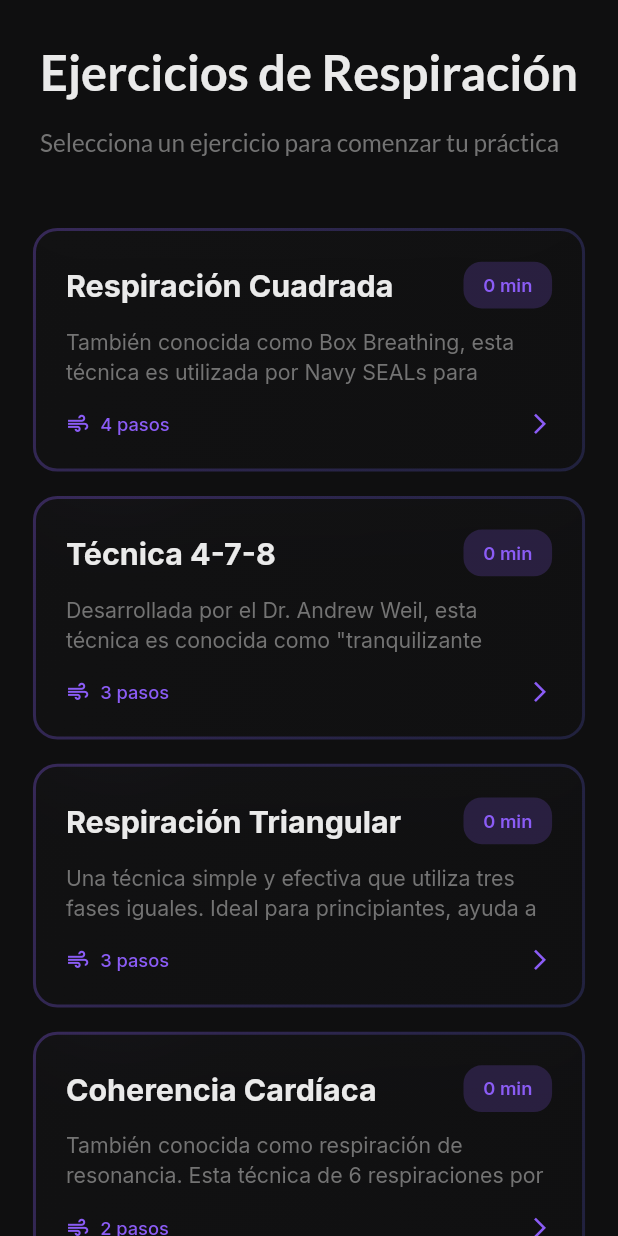
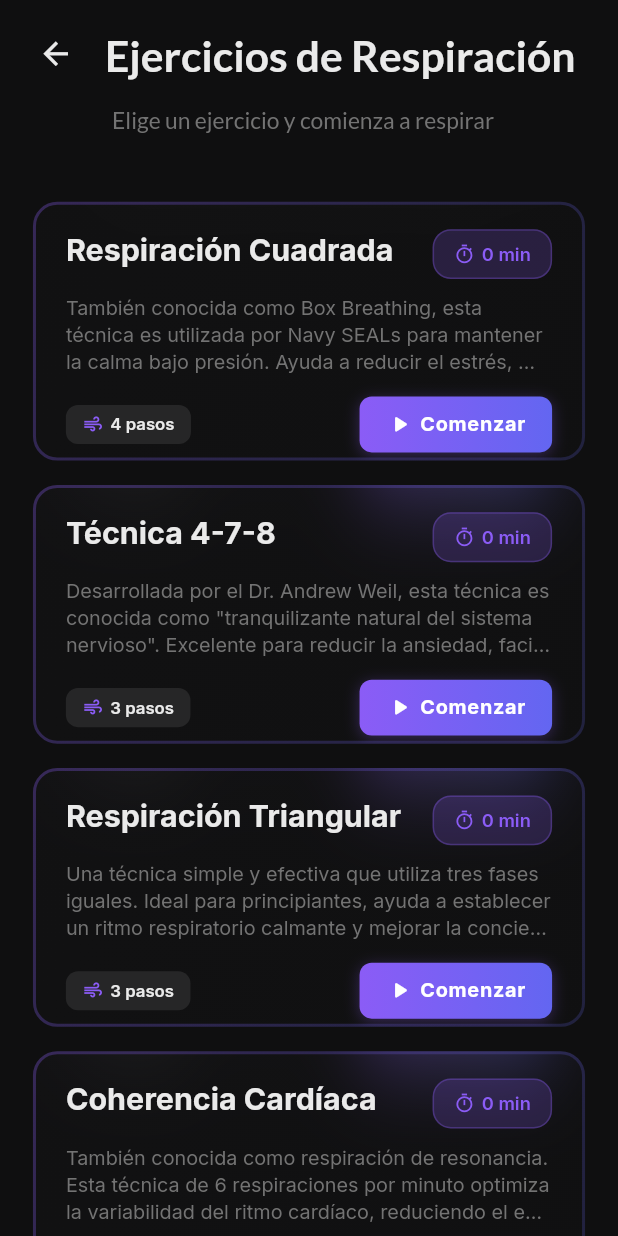
Before and after one commit to sebasinmas/breathe, a Flutter app: the _BreathingPageContent screen opened directly, on a phone screen of 412 x 824 dp. Run offline on Flutter 3.47's test engine with Material 3 defaults, Android fonts, the phone set to English and light mode, and no system bars; drawn by our look-alikes of glassmorphism; our stand-ins replace animated_text_kit, audioplayers, flutter_animate, flutter_bloc, flutter_clean_architecture, flutter_screenutil and 4 more; accounts and stored records are empty.

Commit message:
version change: 2.0

```diff
--- a/lib/app/pages/breathing/breathing_page.dart
+++ b/lib/app/pages/breathing/breathing_page.dart
@@ -112,7 +112,7 @@ class _BreathingPageContent extends StatelessWidget {
             // Mostrar lista de ejercicios
             return Column(
               children: [
-                // Header
+                // Header con botón de volver (Nielsen: Control del usuario y libertad)
                 _buildHeader(context),
 
                 // Lista de ejercicios
@@ -134,24 +134,43 @@ class _BreathingPageContent extends StatelessWidget {
 
   Widget _buildHeader(BuildContext context) {
     return Container(
-      padding: EdgeInsets.all(20.w),
+      padding: EdgeInsets.fromLTRB(12.w, 12.h, 20.w, 20.h),
       child: Column(
         crossAxisAlignment: CrossAxisAlignment.start,
         children: [
+          // Botón de volver (Nielsen: Control del usuario y libertad)
+          Row(
+            children: [
+              IconButton(
+                icon: Icon(
+                  Icons.arrow_back,
+                  size: 24.sp,
+                  color: AppColors.foreground,
+                ),
+                onPressed: () => Navigator.of(context).pop(),
+                tooltip: 'Volver', // Nielsen: Ayuda y documentación
+              ),
+              SizedBox(width: 8.w),
+              // Título (Nielsen: Visibilidad del estado del sistema)
               Text(
                 'Ejercicios de Respiración',
                 style: GoogleFonts.lato(
-              fontSize: 32.sp,
+                  fontSize: 28.sp,
                   fontWeight: FontWeight.w700,
                   color: AppColors.foreground,
                 ),
               ),
+            ],
+          ),
           SizedBox(height: 8.h),
-          Text(
-            'Selecciona un ejercicio para comenzar tu práctica',
+          Padding(
+            padding: EdgeInsets.only(left: 56.w), // Alinear con el título
+            child: Text(
+              'Elige un ejercicio y comienza a respirar', // Nielsen: Correspondencia con el mundo real
               style: GoogleFonts.lato(
-              fontSize: 16.sp,
+                fontSize: 15.sp,
                 color: AppColors.mutedForeground,
+              ),
             ),
           ),
         ],
--- a/lib/app/pages/breathing/widgets/exercise_selection_list.dart
+++ b/lib/app/pages/breathing/widgets/exercise_selection_list.dart
@@ -51,6 +51,7 @@ class ExerciseSelectionList extends StatelessWidget {
 }
 
 /// Card individual de ejercicio con efecto glassmorphism
+/// Aplicando Heurísticas de Nielsen para mejor UX
 class _ExerciseCard extends StatelessWidget {
   final BreathingExercise exercise;
   final VoidCallback onTap;
@@ -62,11 +63,18 @@ class _ExerciseCard extends StatelessWidget {
 
   @override
   Widget build(BuildContext context) {
-    return GestureDetector(
+    // Nielsen: Reconocimiento en lugar de memorización - Visual feedback
+    return Material(
+      color: Colors.transparent,
+      child: InkWell(
         onTap: onTap,
+        borderRadius: BorderRadius.circular(16.r),
+        // Nielsen: Visibilidad del estado del sistema - Feedback visual al tap
+        splashColor: AppColors.primary.withOpacity(0.1),
+        highlightColor: AppColors.primary.withOpacity(0.05),
         child: GlassmorphicContainer(
           width: double.infinity,
-        height: 160.h,
+          height: 170.h, // Altura optimizada para 3 líneas de descripción
           borderRadius: 16.r,
           blur: 20,
           alignment: Alignment.center,
@@ -88,14 +96,17 @@ class _ExerciseCard extends StatelessWidget {
             ],
           ),
           child: Padding(
-          padding: EdgeInsets.all(20.w),
+            padding: EdgeInsets.symmetric(horizontal: 20.w, vertical: 18.h),
             child: Column(
               crossAxisAlignment: CrossAxisAlignment.start,
+              mainAxisSize: MainAxisSize.min,
               children: [
                 // Título y duración
                 Row(
                   mainAxisAlignment: MainAxisAlignment.spaceBetween,
+                  crossAxisAlignment: CrossAxisAlignment.start,
                   children: [
+                    // Nielsen: Reconocimiento - Título descriptivo
                     Expanded(
                       child: Text(
                         exercise.name,
@@ -103,16 +114,32 @@ class _ExerciseCard extends StatelessWidget {
                           fontSize: 20.sp,
                           fontWeight: FontWeight.w700,
                           color: AppColors.foreground,
+                          height: 1.3,
                         ),
                       ),
                     ),
+                    SizedBox(width: 12.w),
+                    // Nielsen: Visibilidad del estado - Badge de duración
                     Container(
                       padding: EdgeInsets.symmetric(horizontal: 12.w, vertical: 6.h),
                       decoration: BoxDecoration(
                         color: AppColors.primary.withValues(alpha: 0.2),
                         borderRadius: BorderRadius.circular(12.r),
+                        border: Border.all(
+                          color: AppColors.primary.withOpacity(0.3),
+                          width: 1,
                         ),
-                    child: Text(
+                      ),
+                      child: Row(
+                        mainAxisSize: MainAxisSize.min,
+                        children: [
+                          Icon(
+                            Icons.timer_outlined,
+                            size: 14.sp,
+                            color: AppColors.primary,
+                          ),
+                          SizedBox(width: 4.w),
+                          Text(
                             '${exercise.totalDurationInSeconds ~/ 60} min',
                             style: TextStyle(
                               fontSize: 12.sp,
@@ -120,50 +147,97 @@ class _ExerciseCard extends StatelessWidget {
                               color: AppColors.primary,
                             ),
                           ),
+                        ],
+                      ),
                     ),
                   ],
                 ),
 
-              SizedBox(height: 12.h),
+                SizedBox(height: 10.h),
 
-              // Descripción
-              Expanded(
-                child: Text(
+                // Nielsen: Reconocimiento - Descripción completa y legible
+                Text(
                   exercise.description,
-                  maxLines: 3,
+                  maxLines: 3, // 3 líneas para mejor proporción
                   overflow: TextOverflow.ellipsis,
                   style: TextStyle(
-                    fontSize: 14.sp,
+                    fontSize: 13.sp,
                     height: 1.4,
                     color: AppColors.mutedForeground,
                   ),
                 ),
+
+                SizedBox(height: 14.h),
+
+                // Nielsen: Reconocimiento - Metadatos e indicador de acción
+                Row(
+                  children: [
+                    // Indicador de pasos
+                    Container(
+                      padding: EdgeInsets.symmetric(horizontal: 10.w, vertical: 4.h),
+                      decoration: BoxDecoration(
+                        color: AppColors.muted,
+                        borderRadius: BorderRadius.circular(8.r),
                       ),
-
-              SizedBox(height: 12.h),
-
-              // Indicador de pasos
-              Row(
+                      child: Row(
+                        mainAxisSize: MainAxisSize.min,
                         children: [
                           Icon(
                             Icons.air,
-                    size: 16.sp,
+                            size: 14.sp,
                             color: AppColors.primary,
                           ),
-                  SizedBox(width: 6.w),
+                          SizedBox(width: 4.w),
                           Text(
                             '${exercise.stepCount} pasos',
                             style: TextStyle(
-                      fontSize: 12.sp,
-                      fontWeight: FontWeight.w500,
-                      color: AppColors.primary,
+                              fontSize: 11.sp,
+                              fontWeight: FontWeight.w600,
+                              color: AppColors.foreground,
                             ),
                           ),
+                        ],
+                      ),
+                    ),
+
                     const Spacer(),
+
+                    // Nielsen: Correspondencia con el mundo real - CTA claro
+                    Container(
+                      padding: EdgeInsets.symmetric(horizontal: 16.w, vertical: 8.h),
+                      decoration: BoxDecoration(
+                        gradient: LinearGradient(
+                          colors: [AppColors.primary, AppColors.secondary],
+                        ),
+                        borderRadius: BorderRadius.circular(8.r),
+                        boxShadow: [
+                          BoxShadow(
+                            color: AppColors.primary.withOpacity(0.3),
+                            blurRadius: 8,
+                            offset: const Offset(0, 2),
+                          ),
+                        ],
+                      ),
+                      child: Row(
+                        mainAxisSize: MainAxisSize.min,
+                        children: [
                           Icon(
-                    Icons.arrow_forward_ios,
-                    size: 16.sp,
-                    color: AppColors.primary,
+                            Icons.play_arrow_rounded,
+                            size: 18.sp,
+                            color: AppColors.primaryForeground,
+                          ),
+                          SizedBox(width: 4.w),
+                          Text(
+                            'Comenzar',
+                            style: TextStyle(
+                              fontSize: 13.sp,
+                              fontWeight: FontWeight.w700,
+                              color: AppColors.primaryForeground,
+                              letterSpacing: 0.5,
+                            ),
+                          ),
+                        ],
+                      ),
                     ),
                   ],
                 ),
@@ -171,6 +245,7 @@ class _ExerciseCard extends StatelessWidget {
             ),
           ),
         ),
+      ),
     );
   }
 }
```
Also changed, not shown: lib/app/pages/breathing/breathing_cubit.dart (+10 -1 lines), lib/app/pages/breathing/widgets/breathing_animation_view.dart (+4 -4 lines), lib/data/repositories/mock/data_mock_example_repository.dart (deleted, +0 -45 lines), lib/domain/entities/example.dart (deleted, +0 -16 lines), lib/domain/repositories/example_repository.dart (deleted, +0 -7 lines), lib/domain/usecases/get_example_usecase.dart (deleted, +0 -79 lines), 1 other file. Lines whose indentation alone changed are shown as unchanged.
